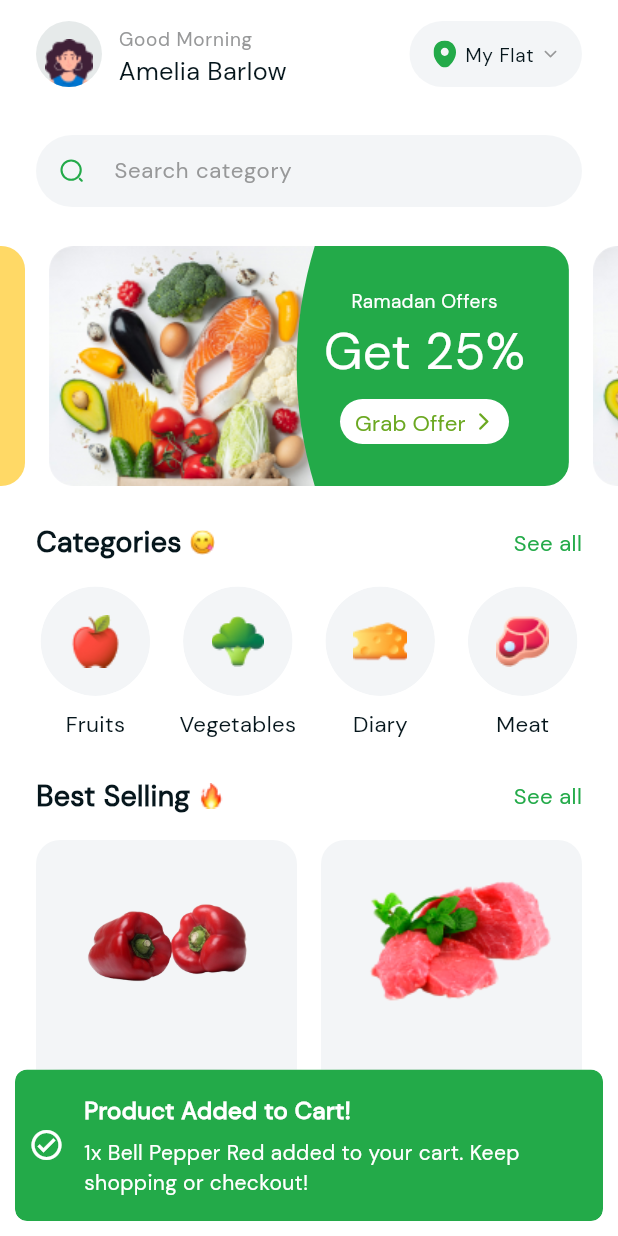
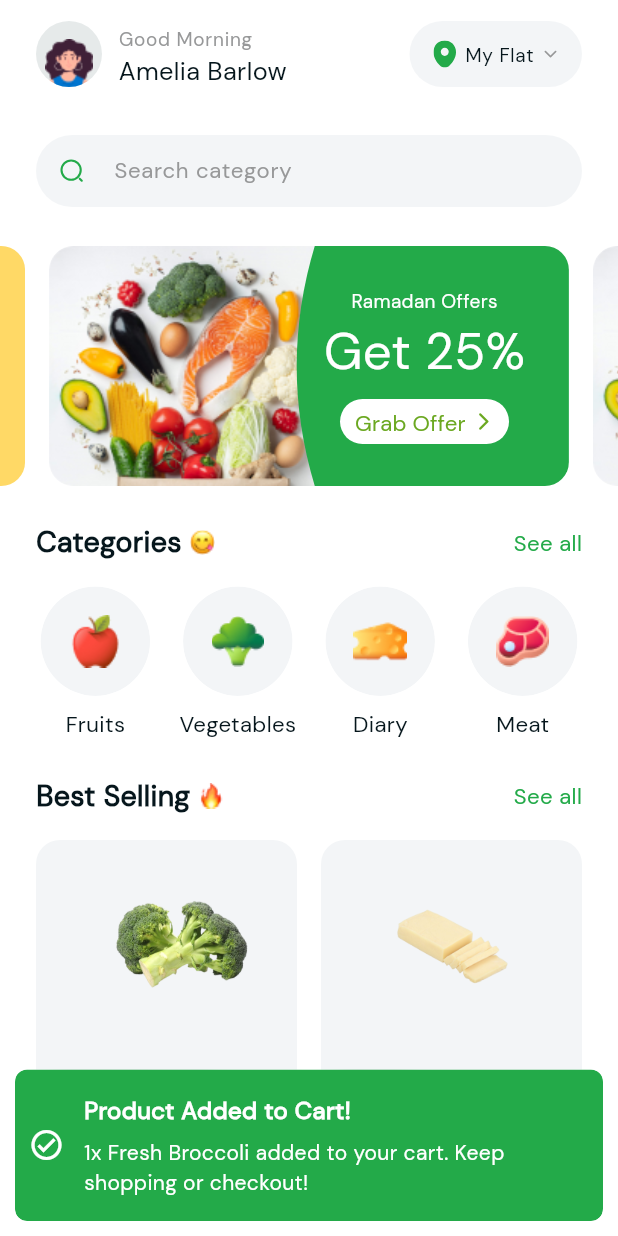
Before and after one commit to aconitum001/groceryUI, a Flutter app: the MainView screen opened by its route, after a tap on the "add" icon, on a phone screen of 412 x 824 dp. Run offline on Flutter 3.47's test engine with Material 3 defaults, Android fonts, the light colour scheme and no system bars; drawn by our look-alikes of carousel_slider; our stand-ins replace device_preview, flutter_svg, get.

Commit message:
added meats list

```diff
--- a/lib/utils/assets.dart
+++ b/lib/utils/assets.dart
@@ -25,6 +25,10 @@ class Assets {
   /// Assets for assetsImagesBasket
   /// assets/images/Basket.png
   static const String assetsImagesBasket = "assets/images/Basket.png";
+
+  /// Assets for assetsImagesBeefSteak
+  /// assets/images/beef_steak.png
+  static const String assetsImagesBeefSteak = "assets/images/beef_steak.png";
 
   /// Assets for assetsImagesBlueberries
   /// assets/images/blueberries.png
@@ -74,6 +78,10 @@ class Assets {
   /// assets/images/cheese.png
   static const String assetsImagesCheese = "assets/images/cheese.png";
 
+  /// Assets for assetsImagesChickenBreast
+  /// assets/images/chicken_breast.png
+  static const String assetsImagesChickenBreast = "assets/images/chicken_breast.png";
+
   /// Assets for assetsImagesCorn
   /// assets/images/corn.png
   static const String assetsImagesCorn = "assets/images/corn.png";
@@ -109,6 +117,10 @@ class Assets {
   /// Assets for assetsImagesIntroBackground
   /// assets/images/Intro_background.png
   static const String assetsImagesIntroBackground = "assets/images/Intro_background.png";
+
+  /// Assets for assetsImagesLambChops
+  /// assets/images/lamb_chops.png
+  static const String assetsImagesLambChops = "assets/images/lamb_chops.png";
 
   /// Assets for assetsImagesLambMeat
   /// assets/images/lamb_meat.png
@@ -162,6 +174,10 @@ class Assets {
   /// assets/images/pineapple.png
   static const String assetsImagesPineapple = "assets/images/pineapple.png";
 
+  /// Assets for assetsImagesPorkChops
+  /// assets/images/pork_chops.png
+  static const String assetsImagesPorkChops = "assets/images/pork_chops.png";
+
   /// Assets for assetsImagesRedApple
   /// assets/images/red_apple.png
   static const String assetsImagesRedApple = "assets/images/red_apple.png";
--- a/lib/utils/data_dummies.dart
+++ b/lib/utils/data_dummies.dart
@@ -1,34 +1,6 @@
 import 'package:gorcery/models/product_model.dart';
 import 'package:gorcery/utils/assets.dart';
-
-List<Product> bestSellerList = [
-  const Product(
-    amount: 1,
-    title: "Bell Pepper Red",
-    desc:
-        "Red bell peppers are sweet, crunchy, and packed with vitamins, especially vitamin C and antioxidants.",
-    organicPercentage: 90,
-    reviews: 4.6, // of 5
-    numberOfReviews: 198,
-    cal: 31, // per 100 gram
-    expiration: 0.5, // year
-    image: Assets.assetsImagesPeper,
-    price: 4,
-  ),
-  const Product(
-    amount: 1,
-    title: "Lamb Meat",
-    desc:
-        "Lamb meat is a rich source of high-quality protein, essential vitamins, and minerals, known for its tender texture and savory flavor.",
-    organicPercentage: 85,
-    reviews: 4.9, // of 5
-    numberOfReviews: 312,
-    cal: 294, // per 100 gram
-    expiration: 0.2, // year (refrigerated)
-    image: Assets.assetsImagesLambMeat,
-    price: 45,
-  ),
-];
+import 'package:gorcery/utils/utils.dart';
 
 List<Product> vegetables = [
   const Product(
@@ -323,3 +295,60 @@ List<Product> dairyProductList = [
     price: 3.7,
   ),
 ];
+
+List<Product> meatProductList = [
+  const Product(
+    amount: 1,
+    title: "Chicken Breast",
+    desc:
+        "Chicken breast is a lean source of protein, perfect for grilling, baking, or stir-frying. It's low in fat and high in essential vitamins.",
+    organicPercentage: 85,
+    reviews: 4.7, // of 5
+    numberOfReviews: 380,
+    cal: 165, // per 100 gram
+    expiration: 0.3, // year (refrigerated)
+    image: Assets.assetsImagesChickenBreast,
+    price: 7.2,
+  ),
+  const Product(
+    amount: 1,
+    title: "Beef Steak",
+    desc:
+        "Beef steak is a rich source of high-quality protein, iron, and zinc, known for its tender texture and juicy flavor.",
+    organicPercentage: 80,
+    reviews: 4.8, // of 5
+    numberOfReviews: 210,
+    cal: 250, // per 100 gram
+    expiration: 0.2, // year (refrigerated)
+    image: Assets.assetsImagesBeefSteak,
+    price: 15.5,
+  ),
+  const Product(
+    amount: 1,
+    title: "Pork Chops",
+    desc:
+        "Pork chops are tender cuts of pork, offering a great source of protein and flavor, ideal for grilling or pan-frying.",
+    organicPercentage: 75,
+    reviews: 4.5, // of 5
+    numberOfReviews: 150,
+    cal: 231, // per 100 gram
+    expiration: 0.4, // year (refrigerated)
+    image: Assets.assetsImagesPorkChops,
+    price: 8.3,
+  ),
+  const Product(
+    amount: 1,
+    title: "Lamb Chops",
+    desc:
+        "Lamb chops are tender cuts of lamb known for their rich, savory flavor, high in protein, and full of essential vitamins and minerals.",
+    organicPercentage: 90,
+    reviews: 4.9, // of 5
+    numberOfReviews: 120,
+    cal: 294, // per 100 gram
+    expiration: 0.3, // year (refrigerated)
+    image: Assets.assetsImagesLambChops,
+    price: 18.5,
+  ),
+];
+
+List<Product> bestSellerList = generateRandomBestSellerList();
--- a/lib/utils/utils.dart
+++ b/lib/utils/utils.dart
@@ -1,6 +1,25 @@
+import 'dart:math';
+
 import 'package:get/get.dart';
 import 'package:gorcery/controllers/cart_controller.dart';
+import 'package:gorcery/models/product_model.dart';
+import 'package:gorcery/utils/data_dummies.dart';
 
 void registerControllers() {
   Get.put(CartController());
 }
+
+List<Product> generateRandomBestSellerList() {
+  Random random = Random();
+
+  List<List<Product>> allLists = [vegetables, fruits, dairyProductList, meatProductList];
+  List<Product> bestSellerList = [];
+
+  for (int i = 0; i < 4; i++) {
+    List<Product> selectedList = allLists[random.nextInt(allLists.length)];
+    Product randomProduct = selectedList[random.nextInt(selectedList.length)];
+    bestSellerList.add(randomProduct);
+  }
+
+  return bestSellerList;
+}
--- a/lib/widgets/cateogry_section.dart
+++ b/lib/widgets/cateogry_section.dart
@@ -84,7 +84,7 @@ class CateogrySection extends StatelessWidget {
                     AppRouter.categoryView,
                     arguments: CategoryArgumentsModel(
                       title: "Meat",
-                      items: [],
+                      items: meatProductList,
                     ),
                   );
                 },
```
Also changed, not shown: assets/images/beef_steak.png (added), assets/images/chicken_breast.png (added), assets/images/lamb_chops.png (added), assets/images/pork_chops.png (added).
